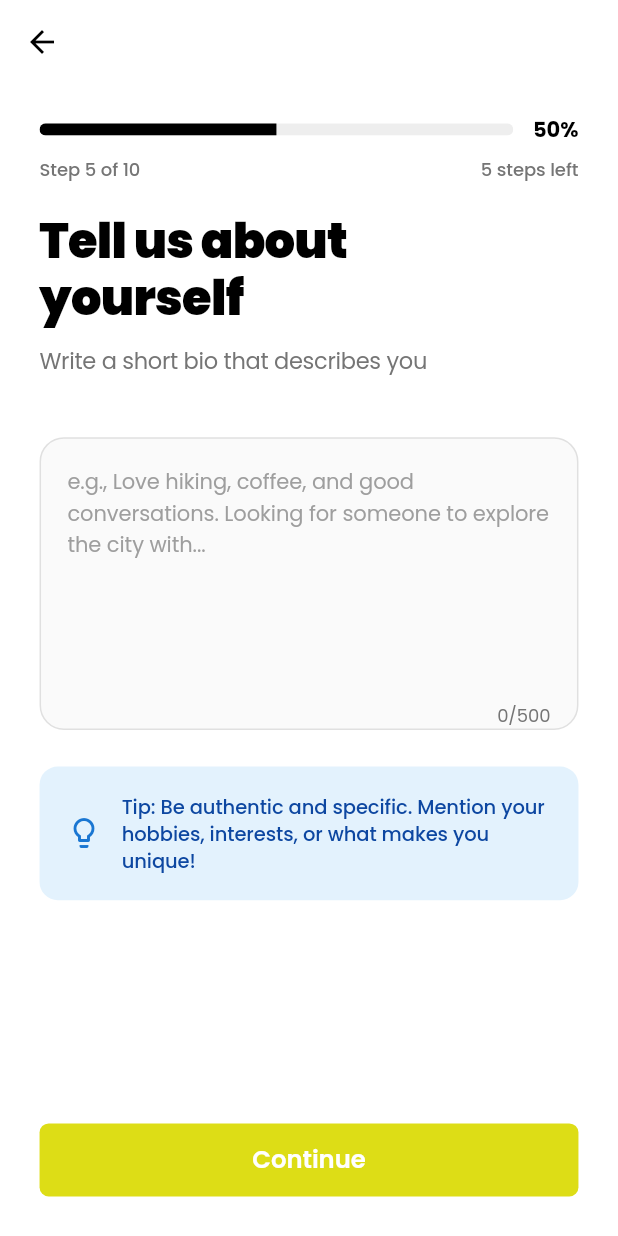
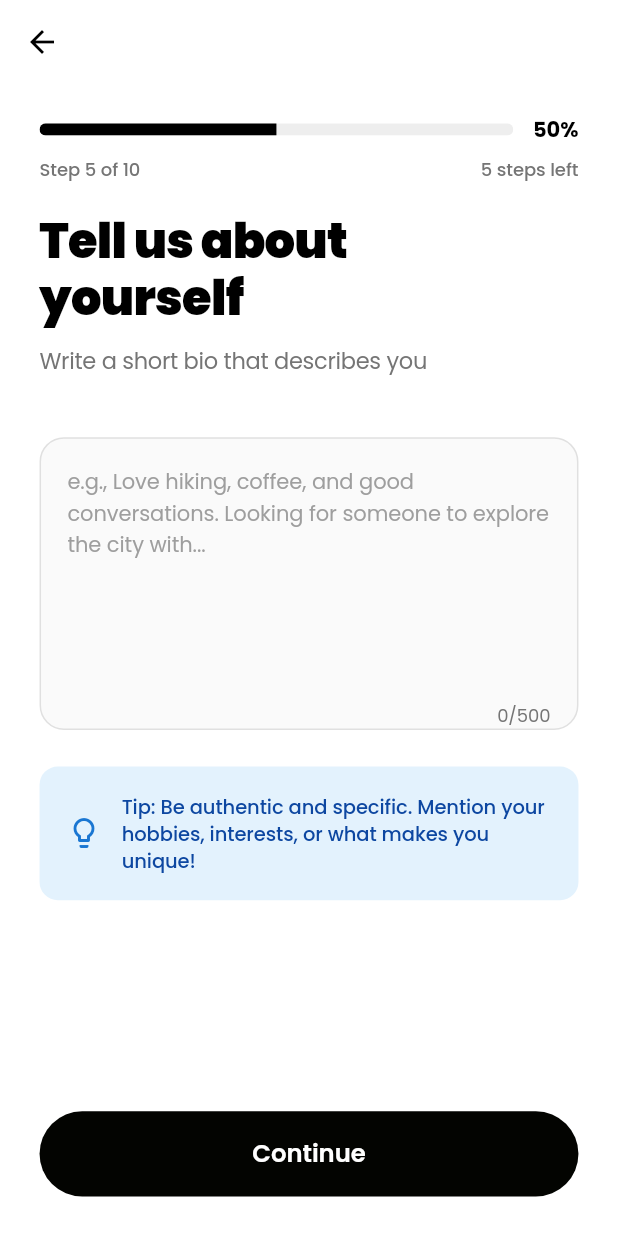
Before and after one commit to alumbwe1/datadateApp, a Flutter app: the OnboardingBioPage screen opened by its route, on a phone screen of 412 x 824 dp. Run offline on Flutter 3.47's test engine with Material 3 defaults, Android fonts, the phone set to English and light mode, and no system bars; our stand-ins replace cached_network_image, dartz, dio, equatable, firebase_core, firebase_messaging and 19 more; accounts and stored records are empty; network calls fail.

Commit message:
feat: Update button styles and improve profile text styling for better UI consistency

```diff
--- a/lib/core/widgets/custom_button.dart
+++ b/lib/core/widgets/custom_button.dart
@@ -54,16 +54,16 @@ class CustomButton extends StatelessWidget {
 
     return Material(
       elevation: elevation ?? 0,
-      borderRadius: BorderRadius.circular(radius ?? 6.r),
+      borderRadius: BorderRadius.circular(radius ?? 40.r),
       color: Colors.transparent,
       child: InkWell(
-        borderRadius: BorderRadius.circular(radius ?? 6.r),
+        borderRadius: BorderRadius.circular(radius ?? 40.r),
         onTap: onTap,
         child: Container(
           width: btnWidth ?? ScreenUtil().screenWidth,
-          height: btnHieght ?? 48.h,
+          height: btnHieght ?? 56.h,
           decoration: BoxDecoration(
-            borderRadius: BorderRadius.circular(radius ?? 6.r),
+            borderRadius: BorderRadius.circular(radius ?? 40.r),
             gradient: gradient,
             color: gradient == null ? resolvedColors.backgroundColor : null,
             boxShadow: boxShadow,
@@ -87,7 +87,7 @@ class CustomButton extends StatelessWidget {
     switch (variant) {
       case ButtonVariant.filled:
         return _ButtonColors(
-          backgroundColor: btnColor ?? Kolors.kPrimary,
+          backgroundColor: btnColor ?? Kolors.jetBlack,
           borderColor: borderColor ?? Colors.transparent,
           textColor: textColor ?? Colors.white,
         );
--- a/lib/features/profile/presentation/pages/profile_page.dart
+++ b/lib/features/profile/presentation/pages/profile_page.dart
@@ -436,11 +436,7 @@ class _ProfilePageState extends ConsumerState<ProfilePage> {
                 const SizedBox(height: 2),
                 Text(
                   value,
-                  style: appStyle(
-                    15,
-                    Colors.black,
-                    FontWeight.w800,
-                  ).copyWith(letterSpacing: -0.3),
+                  style: appStyle(15.sp, Colors.black, FontWeight.w700),
                 ),
               ],
             ),
```
Also changed, not shown: lib/features/chat/presentation/widgets/premium_message_bubble.dart (+5 -5 lines).
